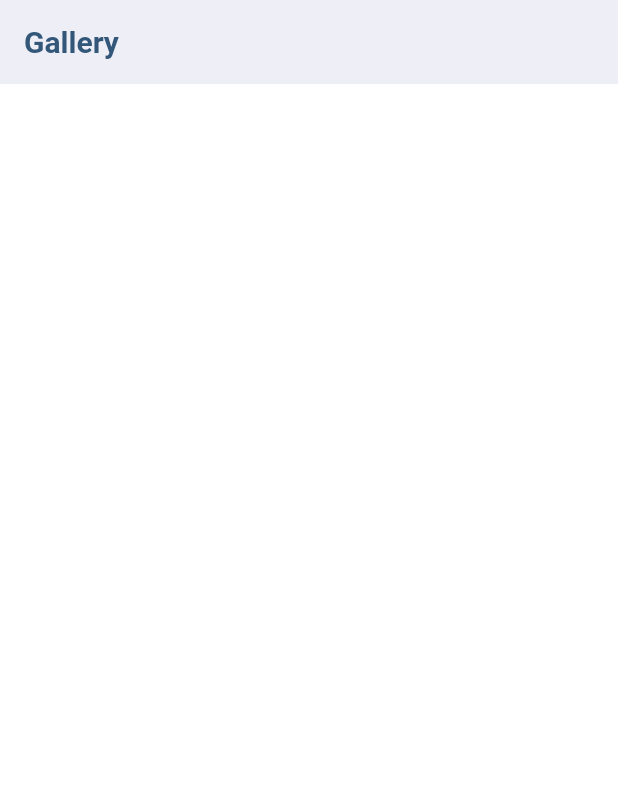
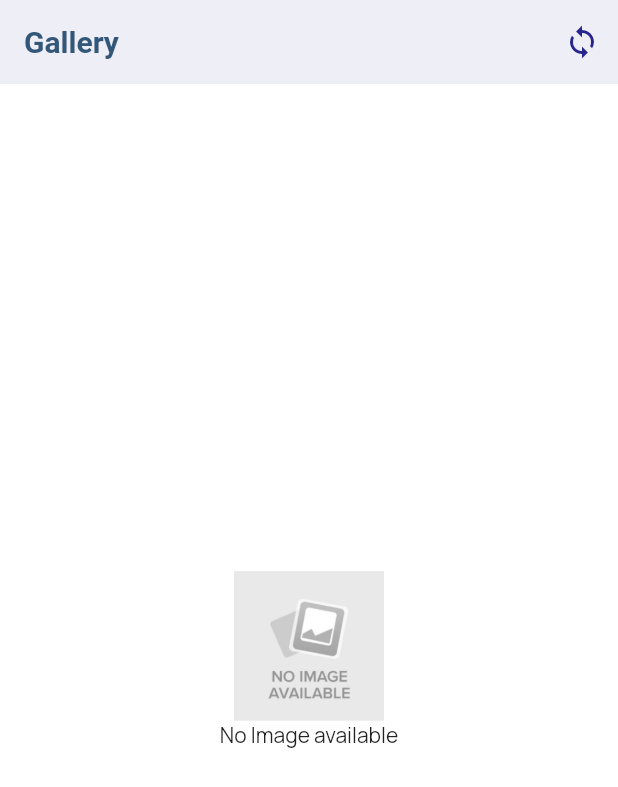
Before and after one commit to mohammadalihera/photo_gallery_app, a Flutter app: the screen it shows after launch, on a phone screen of 412 x 824 dp. Shown: the top 787 px of the screen. Run offline on Flutter 3.47's test engine with Material 2 defaults, Android fonts, the phone set to English and light mode, and no system bars; our stand-ins replace bloc, cached_network_image, connectivity_plus, dartz, dio, equatable and 5 more.

Commit message:
show placeholder image during no connection

```diff
--- a/lib/ui/pages/gallery_page.dart
+++ b/lib/ui/pages/gallery_page.dart
@@ -4,10 +4,12 @@ import 'package:flutter/material.dart';
 import 'package:flutter_bloc/flutter_bloc.dart';
 import 'package:gallery_saver/gallery_saver.dart';
 import 'package:path_provider/path_provider.dart';
+import 'package:shimmer/shimmer.dart';
+
 import 'package:photo_gallery/core/cubits/photo_list/photo_list_cubit.dart';
 import 'package:photo_gallery/core/utils/networking/network_connection.dart';
+import 'package:photo_gallery/ui/styling/image_path.dart';
 import 'package:photo_gallery/ui/widgets/loader_widget.dart';
-import 'package:shimmer/shimmer.dart';
 
 class GalleryPage extends StatefulWidget {
   const GalleryPage({super.key});
@@ -52,23 +54,41 @@ class _GalleryPageState extends State<GalleryPage> {
     }
   }
 
+  _syncPhoto() async {
+    setState(() {
+      isLoading = true;
+    });
+    await context.read<PhotoListCubit>().getAllPhotos(context);
+    Future.delayed(const Duration(milliseconds: 1000));
+    setState(() {
+      isLoading = false;
+    });
+  }
+
   @override
   Widget build(BuildContext context) {
     return Scaffold(
-      appBar: AppBar(title: const Text('Gallery')),
+      appBar: AppBar(
+        title: const Text('Gallery'),
+        actions: [
+          IconButton(
+            onPressed: () => _syncPhoto(),
+            icon: const Icon(Icons.sync),
+          )
+        ],
+      ),
       body: BlocBuilder<PhotoListCubit, PhotoListState>(
         builder: (context, state) {
-          print(state.allPhotos);
           return Stack(
             fit: StackFit.expand,
             children: [
               Column(
                 children: [
+                  if (state.allPhotos.isNotEmpty)
                     Expanded(
                       child: GridView.builder(
                         gridDelegate: const SliverGridDelegateWithFixedCrossAxisCount(
                           crossAxisCount: 2,
-                        // childAspectRatio: 1.5,
                           crossAxisSpacing: 2,
                           mainAxisSpacing: 2,
                         ),
@@ -94,21 +114,6 @@ class _GalleryPageState extends State<GalleryPage> {
                                     children: [
                                       InkWell(
                                         onTap: () => downLoadPhoto(state.allPhotos[index].urls!.raw!),
-                                      // async {
-                                      //   setState(() {
-                                      //     downloading = true;
-                                      //   });
-                                      //   final tempDir = await getTemporaryDirectory();
-                                      //   final path = '${tempDir.path}/photo_gallery.jpg';
-                                      //   String url = state.allPhotos[index].urls!.raw!;
-                                      //   await Dio().download(url, path);
-                                      //   await GallerySaver.saveImage(path, albumName: 'PhotoGallery');
-                                      //   setState(() {
-                                      //     downloading = false;
-                                      //   });
-                                      //   ScaffoldMessenger.of(context)
-                                      //       .showSnackBar(const SnackBar(content: Text('Downloaded to Gallery')));
-                                      // },
                                         child: Container(
                                           constraints: const BoxConstraints(maxHeight: 40, maxWidth: 40),
                                           decoration: BoxDecoration(
@@ -122,10 +127,20 @@ class _GalleryPageState extends State<GalleryPage> {
                                   ),
                                 );
                               },
+                              errorWidget: (context, url, error) => Container(
+                                height: 100,
+                                width: MediaQuery.of(context).size.width * 0.4,
+                                decoration: const BoxDecoration(
+                                    image: DecorationImage(
+                                  image: AssetImage(ImagePath.offline_image),
+                                  fit: BoxFit.cover,
+                                )),
+                              ),
                               placeholder: (context, placeHolder) => Shimmer.fromColors(
-                              baseColor: Colors.grey[300]!,
+                                baseColor: Colors.white24,
                                 highlightColor: Colors.grey[100]!,
-                              child: SizedBox(
+                                child: Container(
+                                  color: Colors.black,
                                   height: 100,
                                   width: MediaQuery.of(context).size.width * 0.4,
                                 ),
@@ -137,12 +152,20 @@ class _GalleryPageState extends State<GalleryPage> {
                         },
                       ),
                     ),
-                  if (isLoading == true)
-                    const Center(
-                      child: CircularProgressIndicator(),
-                    )
+                  if (isLoading == true && state.allPhotos.isNotEmpty) const Center(child: CircularProgressIndicator())
                 ],
               ),
+              if (state.allPhotos.isEmpty && isLoading == false)
+                Center(
+                  child: Column(
+                    mainAxisAlignment: MainAxisAlignment.center,
+                    children: [
+                      SizedBox(height: 100, width: 100, child: Image.asset(ImagePath.no_image)),
+                      const Text('No Image available')
+                    ],
+                  ),
+                ),
+              if (state.allPhotos.isEmpty && isLoading == true) LoadingWidget(loaderTitle: 'Loading Photo'),
               if (downloading) LoadingWidget(loaderTitle: 'Photo is Downloding')
             ],
           );
--- a/lib/ui/photo_gallery_app.dart
+++ b/lib/ui/photo_gallery_app.dart
@@ -1,5 +1,6 @@
 import 'package:flutter/material.dart';
 import 'package:flutter_bloc/flutter_bloc.dart';
+
 import 'package:photo_gallery/core/cubits/photo_list/photo_list_cubit.dart';
 import 'package:photo_gallery/ui/pages/gallery_page.dart';
 import 'package:photo_gallery/ui/styling/_index.dart';
--- a/lib/ui/styling/image_path.dart
+++ b/lib/ui/styling/image_path.dart
@@ -1,4 +1,5 @@
 class ImagePath {
   // All icons path
-  static const _baseIconPath = 'assets/graphics/icons';
+  static const no_image = 'assets/img/no_image.jpg';
+  static const offline_image = 'assets/img/offline_image.png';
 }
--- a/pubspec.yaml
+++ b/pubspec.yaml
@@ -73,8 +73,8 @@ flutter:
   uses-material-design: true
 
   # To add assets to your application, add an assets section, like this:
-  # assets:
-  #   - images/a_dot_burr.jpeg
+  assets:
+    - assets/img/
   #   - images/a_dot_ham.jpeg
 
   # An image asset can refer to one or more resolution-specific "variants", see
```
Also changed, not shown: assets/img/no_image.jpg (added), assets/img/offline_image.png (added). Lines whose indentation alone changed are shown as unchanged.
